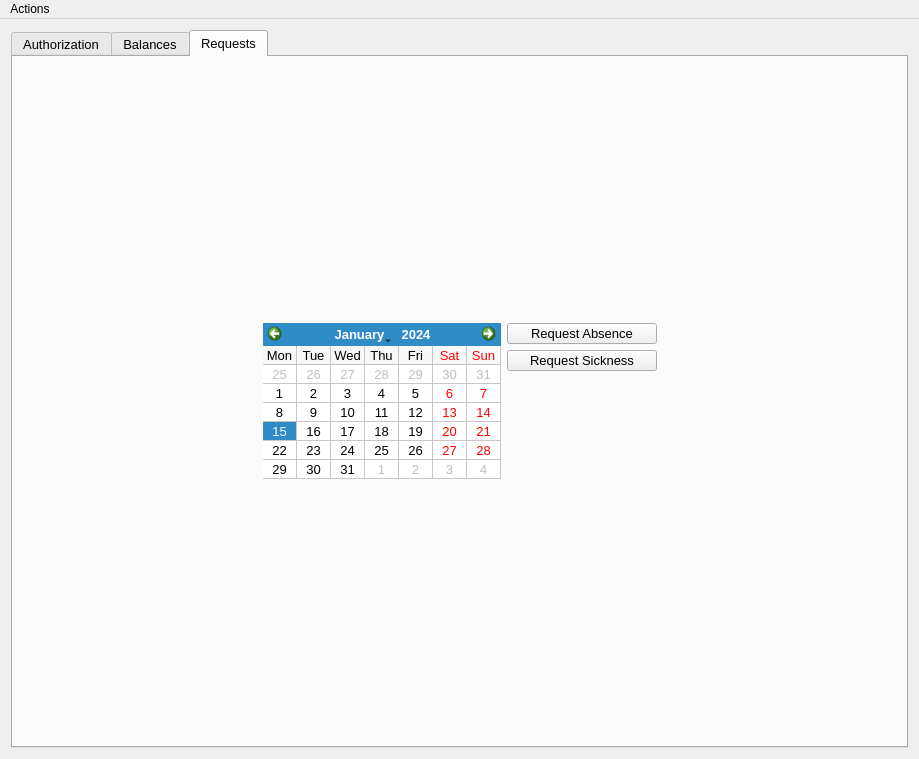
This is Svoboda_team/mainwindow.ui in Svobodateam/svoboda_team as Qt 5 draws it before an edit. The edited form follows.
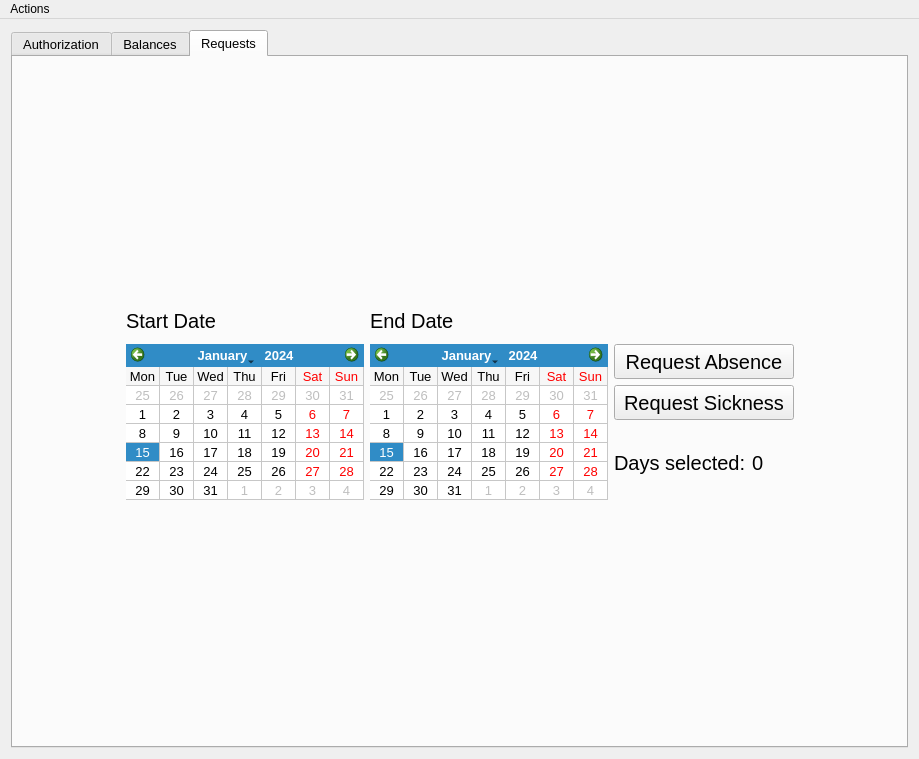
This is the edited form. The open tabs and pages were chosen to show the change. Icons and pictures are not drawn.

Commit message:
added start absence date calendar widget (#20)
* added start absence date calendar widget

* switched default window back. again

* changed namings

* another naming changed

* added selected days count labels

What changed in the file:
```diff
--- a/Svoboda_team/mainwindow.ui
+++ b/Svoboda_team/mainwindow.ui
@@ -618,68 +618,193 @@
           </property>
           <property name="sizeHint" stdset="0">
            <size>
-            <width>20</width>
-            <height>260</height>
+            <width>414</width>
+            <height>220</height>
+           </size>
+          </property>
+         </spacer>
+        </item>
+        <item row="3" column="1">
+         <spacer name="spacer_bottomBaseRequest">
+          <property name="orientation">
+           <enum>Qt::Vertical</enum>
+          </property>
+          <property name="sizeHint" stdset="0">
+           <size>
+            <width>414</width>
+            <height>222</height>
+           </size>
+          </property>
+         </spacer>
+        </item>
+        <item row="2" column="0">
+         <spacer name="spacer_leftBaseRequest">
+          <property name="orientation">
+           <enum>Qt::Horizontal</enum>
+          </property>
+          <property name="sizeHint" stdset="0">
+           <size>
+            <width>74</width>
+            <height>80</height>
            </size>
           </property>
          </spacer>
         </item>
         <item row="1" column="1" rowspan="2">
          <layout class="QGridLayout" name="grid_baseRequest">
-          <item row="0" column="0" rowspan="3">
-           <widget class="QCalendarWidget" name="calendar">
-            <property name="firstDayOfWeek">
-             <enum>Qt::Monday</enum>
-            </property>
-            <property name="gridVisible">
-             <bool>true</bool>
-            </property>
-            <property name="selectionMode">
-             <enum>QCalendarWidget::NoSelection</enum>
-            </property>
-            <property name="verticalHeaderFormat">
-             <enum>QCalendarWidget::NoVerticalHeader</enum>
-            </property>
-           </widget>
-          </item>
-          <item row="0" column="1">
+          <item row="1" column="2">
            <widget class="QPushButton" name="btn_reqAbsence">
             <property name="minimumSize">
              <size>
-              <width>150</width>
-              <height>21</height>
+              <width>180</width>
+              <height>35</height>
              </size>
             </property>
             <property name="maximumSize">
              <size>
-              <width>150</width>
-              <height>21</height>
+              <width>180</width>
+              <height>35</height>
              </size>
             </property>
+            <property name="font">
+             <font>
+              <pointsize>15</pointsize>
+             </font>
+            </property>
             <property name="text">
              <string>Request Absence</string>
             </property>
            </widget>
           </item>
-          <item row="1" column="1">
+          <item row="1" column="0" rowspan="3">
+           <widget class="QCalendarWidget" name="calendar_endDate">
+            <property name="gridVisible">
+             <bool>true</bool>
+            </property>
+            <property name="selectionMode">
+             <enum>QCalendarWidget::SingleSelection</enum>
+            </property>
+            <property name="verticalHeaderFormat">
+             <enum>QCalendarWidget::NoVerticalHeader</enum>
+            </property>
+           </widget>
+          </item>
+          <item row="0" column="1">
+           <widget class="QLabel" name="lbl_endDate">
+            <property name="minimumSize">
+             <size>
+              <width>0</width>
+              <height>35</height>
+             </size>
+            </property>
+            <property name="maximumSize">
+             <size>
+              <width>16777215</width>
+              <height>35</height>
+             </size>
+            </property>
+            <property name="font">
+             <font>
+              <pointsize>15</pointsize>
+             </font>
+            </property>
+            <property name="text">
+             <string>End Date</string>
+            </property>
+           </widget>
+          </item>
+          <item row="1" column="1" rowspan="3">
+           <widget class="QCalendarWidget" name="calendar_startDate">
+            <property name="firstDayOfWeek">
+             <enum>Qt::Monday</enum>
+            </property>
+            <property name="gridVisible">
+             <bool>true</bool>
+            </property>
+            <property name="selectionMode">
+             <enum>QCalendarWidget::SingleSelection</enum>
+            </property>
+            <property name="verticalHeaderFormat">
+             <enum>QCalendarWidget::NoVerticalHeader</enum>
+            </property>
+           </widget>
+          </item>
+          <item row="0" column="0">
+           <widget class="QLabel" name="lbl_startDate">
+            <property name="minimumSize">
+             <size>
+              <width>0</width>
+              <height>35</height>
+             </size>
+            </property>
+            <property name="maximumSize">
+             <size>
+              <width>16777215</width>
+              <height>35</height>
+             </size>
+            </property>
+            <property name="font">
+             <font>
+              <pointsize>15</pointsize>
+             </font>
+            </property>
+            <property name="text">
+             <string>Start Date</string>
+            </property>
+           </widget>
+          </item>
+          <item row="2" column="2">
            <widget class="QPushButton" name="btn_reqSickness">
             <property name="minimumSize">
              <size>
-              <width>150</width>
-              <height>21</height>
+              <width>180</width>
+              <height>35</height>
              </size>
             </property>
             <property name="maximumSize">
              <size>
-              <width>150</width>
-              <height>21</height>
+              <width>180</width>
+              <height>35</height>
              </size>
             </property>
+            <property name="font">
+             <font>
+              <pointsize>15</pointsize>
+             </font>
+            </property>
             <property name="text">
              <string>Request Sickness</string>
             </property>
            </widget>
           </item>
+          <item row="3" column="2">
+           <layout class="QHBoxLayout" name="horiz_daysCount">
+            <item>
+             <widget class="QLabel" name="lbl_daysSelected">
+              <property name="font">
+               <font>
+                <pointsize>15</pointsize>
+               </font>
+              </property>
+              <property name="text">
+               <string>Days selected:</string>
+              </property>
+             </widget>
+            </item>
+            <item>
+             <widget class="QLabel" name="lbl_daysSelectedCount">
+              <property name="font">
+               <font>
+                <pointsize>15</pointsize>
+               </font>
+              </property>
+              <property name="text">
+               <string>0</string>
+              </property>
+             </widget>
+            </item>
+           </layout>
+          </item>
          </layout>
         </item>
         <item row="1" column="2">
@@ -689,34 +814,8 @@
           </property>
           <property name="sizeHint" stdset="0">
            <size>
-            <width>240</width>
-            <height>20</height>
-           </size>
-          </property>
-         </spacer>
-        </item>
-        <item row="2" column="0">
-         <spacer name="spacer_leftBaseRequest">
-          <property name="orientation">
-           <enum>Qt::Horizontal</enum>
-          </property>
-          <property name="sizeHint" stdset="0">
-           <size>
-            <width>241</width>
-            <height>20</height>
-           </size>
-          </property>
-         </spacer>
-        </item>
-        <item row="3" column="1">
-         <spacer name="spacer_bottomBaseRequest">
-          <property name="orientation">
-           <enum>Qt::Vertical</enum>
-          </property>
-          <property name="sizeHint" stdset="0">
-           <size>
-            <width>20</width>
-            <height>260</height>
+            <width>75</width>
+            <height>80</height>
            </size>
           </property>
          </spacer>
```
Left out of the diff: 4 changed lines with no effect on the pictures.
